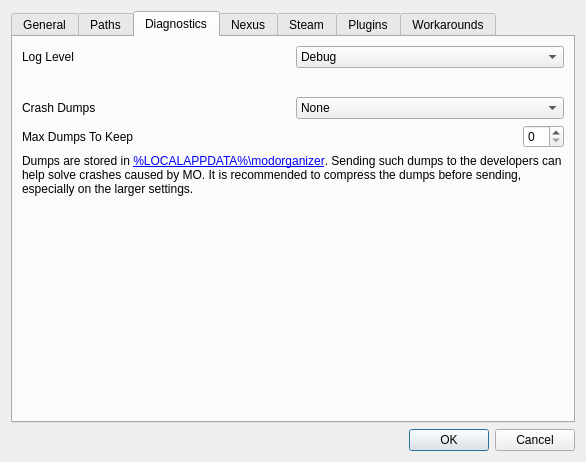
Before: the Qt Designer form modorganizer/src/settingsdialog.ui in Holt59/mo2-merge, drawn with Qt 5.
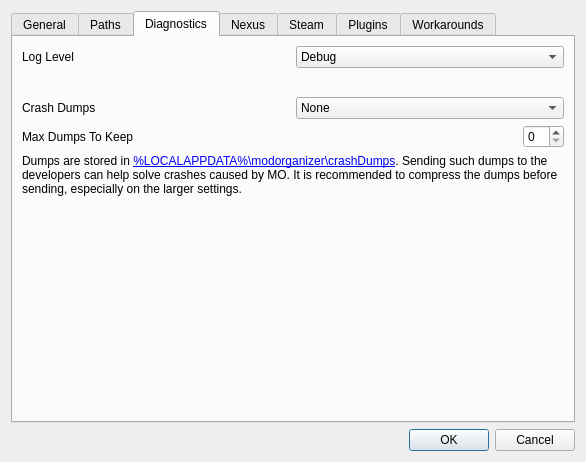
After: the same form once the commit is applied. The open tabs and pages were chosen to show the change. Icons and pictures are not drawn.

Commit message: [modorganizer] move crash dumps to their own folder

```diff
--- a/modorganizer/src/settingsdialog.ui
+++ b/modorganizer/src/settingsdialog.ui
@@ -486,7 +486,7 @@
             <widget class="QLabel" name="label_29">
               <property name="text">
                 <string>
-                  Dumps are stored in &lt;a href=&quot;%LOCALAPPDATA%\modorganizer&quot;&gt;%LOCALAPPDATA%\modorganizer&lt;/a&gt;.
+                  Dumps are stored in &lt;a href=&quot;%LOCALAPPDATA%\modorganizer\crashDumps&quot;&gt;%LOCALAPPDATA%\modorganizer\crashDumps&lt;/a&gt;.
                   Sending such dumps to the developers can help solve crashes caused by MO.
                   It is recommended to compress the dumps before sending, especially on the larger settings.
                 </string>
```
The commit also changes 1 other file.
